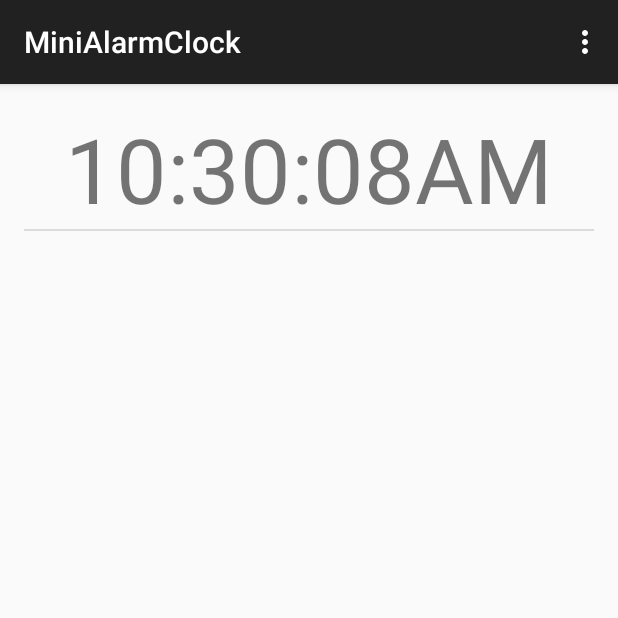
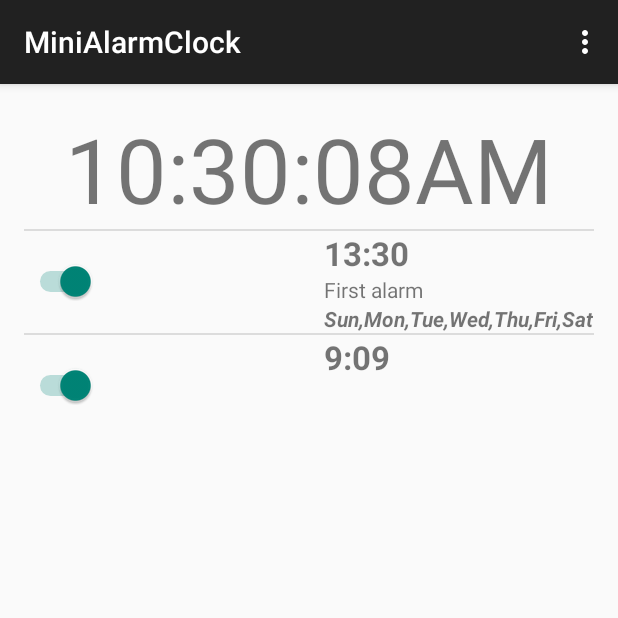
Before and after one commit to kennethbrewer3/MiniAlarmClock, an Android app: the screen it shows after launch (MainActivity), on a phone screen of 412 x 824 dp, the top half of it. Run offline under Robolectric (Android 15) with nearby library versions, the phone set to English and light mode, and no system bars.

Commit message:
The alarm list item is now complete. The domain is tentatively complete. More features may be added though.

```diff
--- /dev/null
+++ b/app/src/main/java/com/mobileappscompany/training/minialarmclock/AlarmArrayAdapter.java
@@ -0,0 +1,37 @@
+package com.mobileappscompany.training.minialarmclock;
+
+import android.content.Context;
+import android.util.Log;
+import android.view.LayoutInflater;
+import android.view.View;
+import android.view.ViewGroup;
+import android.widget.ArrayAdapter;
+import android.widget.ImageView;
+import android.widget.RelativeLayout;
+import android.widget.TextView;
+
+import com.mobileappscompany.training.minialarmclock.com.mobileappscompany.training.minialarmclock.domain.Alarm;
+
+import java.util.ArrayList;
+
+/**
+ * Created by Android1 on 3/20/2015.
+ */
+public class AlarmArrayAdapter extends ArrayAdapter<Alarm> {
+    private final String TAG = "AlarmArrayAdapter";
+    private Context context;
+    ArrayList<Alarm> alarms;
+    public AlarmArrayAdapter(Context context, int resource, int textViewResourceId, ArrayList<Alarm> alarms) {
+        super(context,resource,textViewResourceId,alarms);
+        this.context = context;
+        this.alarms = alarms;
+    }
+
+    @Override
+    public View getView(int position, View convertView, ViewGroup parent) {
+        Alarm currentAlarm = alarms.get(position);
+        AlarmListItem row = new AlarmListItem(context);
+        row.setAlarm(currentAlarm);
+        return row;
+    }
+}
--- /dev/null
+++ b/app/src/main/java/com/mobileappscompany/training/minialarmclock/AlarmListItem.java
@@ -0,0 +1,130 @@
+package com.mobileappscompany.training.minialarmclock;
+
+import android.content.Context;
+import android.util.AttributeSet;
+import android.util.Log;
+import android.view.LayoutInflater;
+import android.view.View;
+import android.widget.RelativeLayout;
+import android.widget.Switch;
+import android.widget.TextView;
+import android.widget.ToggleButton;
+
+import com.mobileappscompany.training.minialarmclock.com.mobileappscompany.training.minialarmclock.domain.Alarm;
+
+/**
+ * Created by Android1 on 3/20/2015.
+ */
+public class AlarmListItem extends RelativeLayout {
+
+    private final String TAG = "AlarmListItem";
+
+    private Switch       switchAlarmOn;
+    private TextView     textAlarmTime;
+    private TextView     textAlarmLabel;
+    private TextView     textRepeatDays;
+
+    private Context context;
+
+    private Alarm alarm;
+
+    public AlarmListItem(Context context) {
+        this(context, null, 0);
+    }
+
+    public AlarmListItem(Context context, AttributeSet attrs) {
+        this(context, attrs, 0);
+    }
+
+    public AlarmListItem(Context context, AttributeSet attrs, int defStyleAttr) {
+        super(context, attrs, defStyleAttr);
+        this.context = context;
+
+        LayoutInflater inflater = (LayoutInflater) context.getSystemService(Context.LAYOUT_INFLATER_SERVICE);
+        inflater.inflate(R.layout.alarm_list_item, this);
+
+        initControls();
+    }
+
+    private void initControls() {
+        switchAlarmOn  = (Switch)findViewById(R.id.switchAlarmOn);
+        textAlarmTime  = (TextView)findViewById(R.id.textAlarmTime);
+        textAlarmLabel = (TextView)findViewById(R.id.textAlarmLabel);
+        textRepeatDays = (TextView)findViewById(R.id.textRepeatDays);
+
+        switchAlarmOn.setOnClickListener(new OnClickListener() {
+            @Override
+            public void onClick(View v) {
+                alarm.setOn(switchAlarmOn.isChecked());
+            }
+        });
+
+    }
+
+    private void populateItems() {
+        switchAlarmOn.setChecked(alarm.isOn());
+        textAlarmTime.setText("" + alarm.getHour() + ":" + (alarm.getMinute()<10?"0":"") + alarm.getMinute() );
+
+        if(alarm.getLabel() != null && alarm.getLabel().length() > 0) {
+            textAlarmLabel.setText(alarm.getLabel());
+        } else {
+            textAlarmLabel.setVisibility(View.INVISIBLE);
+        }
+
+        if(alarm.getRepeatDays() > 0) {
+            textRepeatDays.setText(buildRepeatDays());
+        } else {
+            textRepeatDays.setVisibility(View.INVISIBLE);
+        }
+
+    }
+
+    private boolean checkBitMask(byte value, byte bitmask) {
+        return (value & bitmask) == 0?false:true;
+    }
+
+    private String buildRepeatDays() {
+        StringBuilder builder = new StringBuilder();
+
+        if(checkBitMask(alarm.getRepeatDays(),(byte)64)) {
+            builder.append(context.getString(R.string.sunday_abbrev));
+        }
+
+        if(checkBitMask(alarm.getRepeatDays(),(byte)32)) {
+            if(builder.toString().length() >= 3) builder.append(",");
+            builder.append(context.getString(R.string.monday_abbrev));
+        }
+
+        if(checkBitMask(alarm.getRepeatDays(),(byte)16)) {
+            if(builder.toString().length() >= 3) builder.append(",");
+            builder.append(context.getString(R.string.tuesday_abbrev));
+        }
+
+        if(checkBitMask(alarm.getRepeatDays(),(byte)8)) {
+            if(builder.toString().length() >= 3) builder.append(",");
+            builder.append(context.getString(R.string.wednesday_abbrev));
+        }
+
+        if(checkBitMask(alarm.getRepeatDays(),(byte)4)) {
+            if(builder.toString().length() >= 3) builder.append(",");
+            builder.append(context.getString(R.string.thursday_abbrev));
+        }
+
+        if(checkBitMask(alarm.getRepeatDays(),(byte)2)) {
+            if(builder.toString().length() >= 3) builder.append(",");
+            builder.append(context.getString(R.string.friday_abbrev));
+        }
+
+        if(checkBitMask(alarm.getRepeatDays(),(byte)1)) {
+            if(builder.toString().length() >= 3) builder.append(",");
+            builder.append(context.getString(R.string.saturday_abbrev));
+        }
+
+        return builder.toString();
+    }
+
+    public void setAlarm(Alarm alarm) {
+        this.alarm = alarm;
+        populateItems();
+    }
+}
--- a/app/src/main/java/com/mobileappscompany/training/minialarmclock/MainActivity.java
+++ b/app/src/main/java/com/mobileappscompany/training/minialarmclock/MainActivity.java
@@ -7,8 +7,12 @@ import android.os.Bundle;
 import android.text.format.DateFormat;
 import android.view.Menu;
 import android.view.MenuItem;
+import android.widget.ListView;
 import android.widget.TextView;
 
+import com.mobileappscompany.training.minialarmclock.com.mobileappscompany.training.minialarmclock.domain.Alarm;
+
+import java.util.ArrayList;
 import java.util.Calendar;
 import java.util.GregorianCalendar;
 
@@ -19,13 +23,20 @@ public class MainActivity extends ActionBarActivity {
     private Handler mHandler = new Handler();
 
     private TextView textCurrentTime;
+    private ListView listAlarms;
 
     private boolean is24;
+
+    private AlarmArrayAdapter alarmAdapter;
+    private ArrayList<Alarm> alarms;
 
     @Override
     protected void onCreate(Bundle savedInstanceState) {
         super.onCreate(savedInstanceState);
         setContentView(R.layout.activity_main);
+        alarms = new ArrayList();
+
+        alarmAdapter = new AlarmArrayAdapter(this,android.R.layout.simple_list_item_1,R.id.textCurrentTime,alarms);
 
         is24 = DateFormat.is24HourFormat(this);
 
@@ -33,6 +44,30 @@ public class MainActivity extends ActionBarActivity {
         updateTime();
 
         mHandler.postDelayed(updateTimeRunnable, 1000);
+
+        listAlarms = (ListView)findViewById(R.id.listAlarms);
+
+        alarmAdapter.add(makeAlarm());
+        alarmAdapter.add(makeAnotherAlarm());
+
+        listAlarms.setAdapter(alarmAdapter);
+        alarmAdapter.notifyDataSetChanged();
+    }
+
+    private Alarm makeAlarm() {
+        Alarm alarm = new Alarm(13,30);
+
+        alarm.setLabel("First alarm");
+        alarm.setRepeatDays((byte)127);
+
+        return alarm;
+    }
+
+    private Alarm makeAnotherAlarm() {
+        Alarm alarm = new Alarm(9,9);
+
+
+        return alarm;
     }
 
     private Runnable updateTimeRunnable = new Runnable () {
--- /dev/null
+++ b/app/src/main/java/com/mobileappscompany/training/minialarmclock/com/mobileappscompany/training/minialarmclock/domain/Alarm.java
@@ -0,0 +1,71 @@
+package com.mobileappscompany.training.minialarmclock.com.mobileappscompany.training.minialarmclock.domain;
+
+import android.net.Uri;
+
+/**
+ * Created by Android1 on 3/20/2015.
+ */
+public class Alarm {
+    private boolean on;
+    private int hour;
+    private int minute;
+    private String label;
+    private byte repeatDays;
+    private Uri soundToPlay;
+
+    public Alarm(int hour, int minute) {
+        this.hour   = hour;
+        this.minute = minute;
+
+        //By default a new alarm will be on
+        on = true;
+    }
+
+    public boolean isOn() {
+        return on;
+    }
+
+    public void setOn(boolean on) {
+        this.on = on;
+    }
+
+    public int getHour() {
+        return hour;
+    }
+
+    public void setHour(int hour) {
+        this.hour = hour;
+    }
+
+    public int getMinute() {
+        return minute;
+    }
+
+    public void setMinute(int minute) {
+        this.minute = minute;
+    }
+
+    public String getLabel() {
+        return label;
+    }
+
+    public void setLabel(String label) {
+        this.label = label;
+    }
+
+    public byte getRepeatDays() {
+        return repeatDays;
+    }
+
+    public void setRepeatDays(byte repeatDays) {
+        this.repeatDays = repeatDays;
+    }
+
+    public Uri getSoundToPlay() {
+        return soundToPlay;
+    }
+
+    public void setSoundToPlay(Uri soundToPlay) {
+        this.soundToPlay = soundToPlay;
+    }
+}
--- a/app/src/main/res/layout/activity_main.xml
+++ b/app/src/main/res/layout/activity_main.xml
@@ -17,4 +17,12 @@
         android:id="@+id/listDivider"
         style="@style/Divider"
         android:layout_below="@+id/textCurrentTime" />
+
+    <ListView
+        android:id="@+id/listAlarms"
+        android:layout_width="match_parent"
+        android:layout_height="wrap_content"
+        android:layout_below="@id/listDivider">
+
+        </ListView>
 </RelativeLayout>
--- /dev/null
+++ b/app/src/main/res/layout/alarm_list_item.xml
@@ -0,0 +1,48 @@
+<?xml version="1.0" encoding="utf-8"?>
+<RelativeLayout
+    xmlns:android="http://schemas.android.com/apk/res/android"
+    android:layout_width="match_parent"
+    android:layout_height="match_parent">
+
+    <Switch
+        android:id="@+id/switchAlarmOn"
+        android:layout_width="wrap_content"
+        android:layout_height="wrap_content"
+        android:layout_centerVertical="true"/>
+
+    <RelativeLayout
+        android:layout_width="180dp"
+        android:layout_height="wrap_content"
+        android:orientation="vertical"
+        android:layout_alignParentRight="true"
+        android:layout_centerVertical="true"
+        >
+        <TextView
+            android:id="@+id/textAlarmTime"
+            android:layout_width="wrap_content"
+            android:layout_height="wrap_content"
+            android:text="textAlarmTime"
+            android:textSize="22dp"
+            android:textStyle="bold"
+            android:layout_alignParentLeft="true"
+            />
+        <TextView
+            android:id="@+id/textAlarmLabel"
+            android:layout_width="wrap_content"
+            android:layout_height="wrap_content"
+            android:text="textAlarmTime"
+            android:layout_alignParentLeft="true"
+            android:layout_below="@id/textAlarmTime"
+            />
+        <TextView
+            android:id="@+id/textRepeatDays"
+            android:layout_width="wrap_content"
+            android:layout_height="wrap_content"
+            android:text="textAlarmTime"
+            android:textStyle="italic|bold"
+            android:layout_alignParentLeft="true"
+            android:layout_below="@id/textAlarmLabel"
+            />
+        </RelativeLayout>
+
+</RelativeLayout>
--- a/app/src/main/res/values/strings.xml
+++ b/app/src/main/res/values/strings.xml
@@ -3,4 +3,12 @@
 
     <string name="hello_world">Hello world!</string>
     <string name="action_settings">Settings</string>
+
+    <string name="sunday_abbrev">Sun</string>
+    <string name="monday_abbrev">Mon</string>
+    <string name="tuesday_abbrev">Tue</string>
+    <string name="wednesday_abbrev">Wed</string>
+    <string name="thursday_abbrev">Thu</string>
+    <string name="friday_abbrev">Fri</string>
+    <string name="saturday_abbrev">Sat</string>
 </resources>
```
